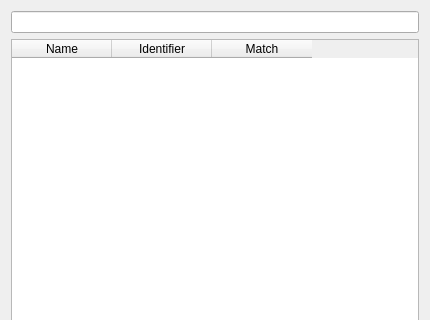
c-mellueh/SOM-Toolkit, file src/som_gui/qt_designs/Search.ui: the form before one commit; both pictures show x 0 to 430 and y 0 to 320 of the 430 by 480 pixel window.
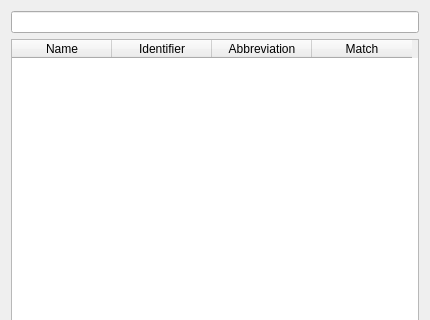
The form after the commit.

```diff
--- a/src/som_gui/qt_designs/Search.ui
+++ b/src/som_gui/qt_designs/Search.ui
@@ -44,6 +44,11 @@
        <string>Identifier</string>
       </property>
      </column>
+     <column>
+      <property name="text">
+       <string>Abbreviation</string>
+      </property>
+     </column>
      <column>
       <property name="text">
        <string>Match</string>
```
